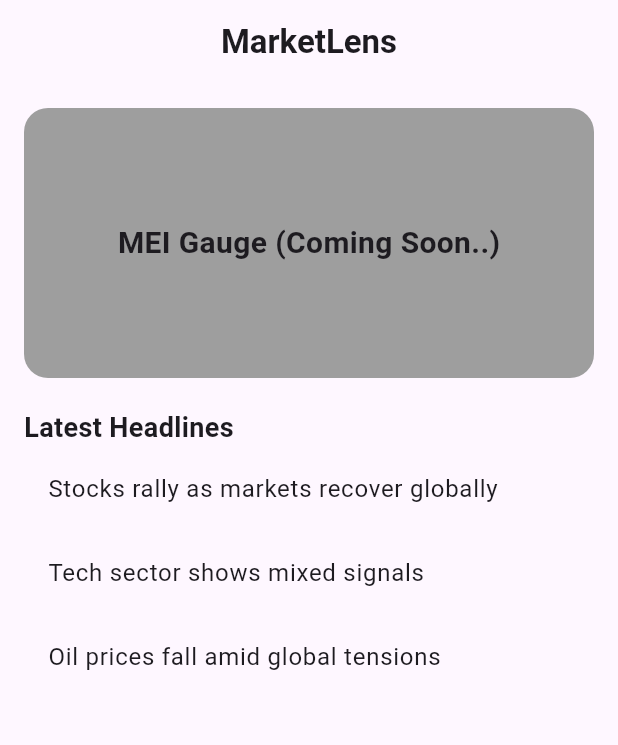
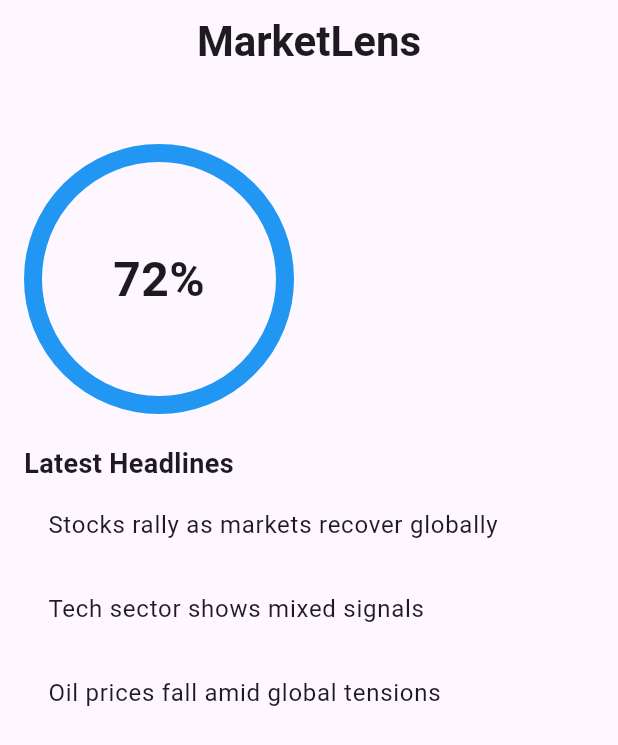
Before and after one commit to MDGSpace-SOC-D-2025/MarketLens, a Flutter app: the screen it shows after launch, on a phone screen of 412 x 824 dp. Shown: the top 745 px of the screen. Run offline on Flutter 3.47's test engine with Material 3 defaults, Android fonts, the phone set to English and light mode, and no system bars.

Commit message:
Add MEI Gauge widget

```diff
--- /dev/null
+++ b/lib/home_page.dart
@@ -0,0 +1,44 @@
+import 'package:flutter/material.dart';
+import 'widgets/mei_gauge.dart';
+
+
+class HomePage extends StatelessWidget {
+  const HomePage({super.key});
+
+  @override
+  Widget build(BuildContext context) {
+    return Scaffold(
+      appBar: AppBar(
+        title: const Text(
+          "MarketLens",
+          style: TextStyle(fontWeight: FontWeight.bold, fontSize: 28),
+        ),
+        centerTitle: true,
+      ),
+      body: Padding(
+        padding: const EdgeInsets.all(16.0),
+        child: Column(
+          crossAxisAlignment: CrossAxisAlignment.start,
+          children: [
+            const SizedBox(height: 24,),
+            MEIGauge(value: 72),
+            const SizedBox(height: 20),
+            const Text(
+              "Latest Headlines",
+              style: TextStyle(fontSize: 18, fontWeight: FontWeight.bold),
+            ),
+            Expanded(
+              child: ListView(
+                children: const [
+                  ListTile(title: Text("Stocks rally as markets recover globally")),
+                  ListTile(title: Text("Tech sector shows mixed signals")),
+                  ListTile(title: Text("Oil prices fall amid global tensions")),
+                ],
+              ),
+            ),
+          ],
+        ),
+      ),
+    );
+  }
+}
--- a/lib/main.dart
+++ b/lib/main.dart
@@ -1,4 +1,7 @@
 import 'package:flutter/material.dart';
+import 'package:marketlens/home_page.dart';
+import 'widgets/mei_gauge.dart';
+
 
 void main() {
   runApp(const MarketLensApp());
@@ -16,56 +19,3 @@ class MarketLensApp extends StatelessWidget {
     );
   }
 }
-
-class HomePage extends StatelessWidget {
-  const HomePage({super.key});
-
-  @override
-  Widget build(BuildContext context) {
-    return Scaffold(
-      appBar: AppBar(
-        title: const Text(
-          "MarketLens",
-          style: TextStyle(fontWeight: FontWeight.bold),
-        ),
-        centerTitle: true,
-      ),
-      body: Padding(
-        padding: const EdgeInsets.all(16.0),
-        child: Column(
-          crossAxisAlignment: CrossAxisAlignment.start,
-          children: [
-            Container(
-              height: 180,
-              width: double.infinity,
-              decoration: BoxDecoration(
-                color: Colors.grey,
-                borderRadius: BorderRadius.circular(16),
-              ),
-              child: const Center(
-                child: Text(
-                  "MEI Gauge (Coming Soon..)",
-                  style: TextStyle(fontSize: 20, fontWeight: FontWeight.bold),
-                ),
-              ),
-            ),
-            const SizedBox(height: 20),
-            const Text(
-              "Latest Headlines",
-              style: TextStyle(fontSize: 18, fontWeight: FontWeight.bold),
-            ),
-            Expanded(
-              child: ListView(
-                children: const [
-                  ListTile(title: Text("Stocks rally as markets recover globally")),
-                  ListTile(title: Text("Tech sector shows mixed signals")),
-                  ListTile(title: Text("Oil prices fall amid global tensions")),
-                ],
-              ),
-            ),
-          ],
-        ),
-      ),
-    );
-  }
-}
--- /dev/null
+++ b/lib/widgets/mei_gauge.dart
@@ -0,0 +1,23 @@
+import 'package:flutter/material.dart';
+
+class MEIGauge extends StatelessWidget {
+  final int value;
+  const MEIGauge({super.key, required this.value});
+
+  @override
+  Widget build(BuildContext context) {
+    return Container(
+      width: 180,
+      height: 180,
+      decoration: BoxDecoration(
+        shape: BoxShape.circle,
+        border:Border.all(
+          color: Colors.blue,
+          width: 12,
+        ),
+
+      ),
+      child: Center(child: Text("$value%", style: TextStyle(fontSize: 32, fontWeight: FontWeight.bold),)),
+    );
+  }
+}
```
